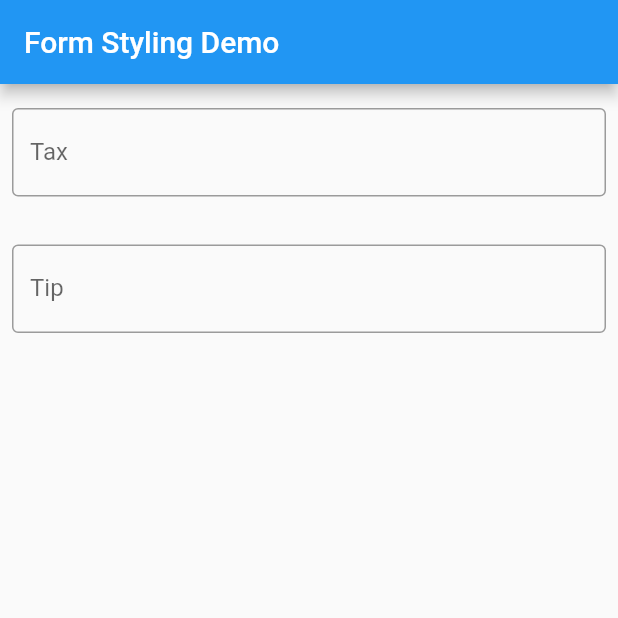
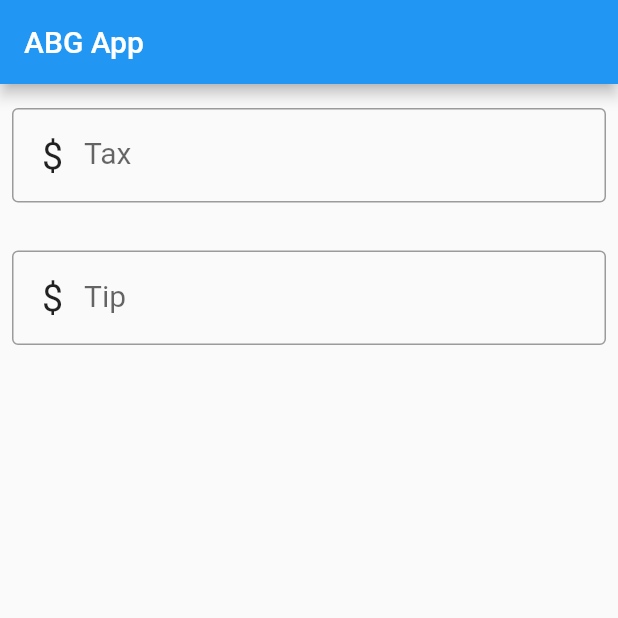
Before and after one commit to CNsquared/ABGapp, a Flutter app: the screen it shows after launch, on a phone screen of 412 x 824 dp, the top half of it. Run offline on Flutter 3.47's test engine with Material 2 defaults, Android fonts, the light colour scheme and no system bars.

Commit message:
Formatting text fields

```diff
--- a/lib/main.dart
+++ b/lib/main.dart
@@ -1,4 +1,6 @@
 import 'package:flutter/material.dart';
+import 'package:flutter/services.dart';
+
 
 void main() => runApp(const MyApp());
 
@@ -7,7 +9,7 @@ class MyApp extends StatelessWidget {
 
   @override
   Widget build(BuildContext context) {
-    const appTitle = 'Form Styling Demo';
+    const appTitle = 'ABG App';
     return MaterialApp(
       title: appTitle,
       home: Scaffold(
@@ -31,19 +33,41 @@ class MyCustomForm extends StatelessWidget {
         Padding(
           padding: const EdgeInsets.symmetric(horizontal: 8, vertical: 16),
           child: TextFormField(
+            style: TextStyle(fontSize: 20),
             decoration: const InputDecoration(
               border: OutlineInputBorder(),
               labelText: 'Tax',
+              prefixIcon: Padding(
+                        padding: EdgeInsetsDirectional.only(start: 20, top: 10),
+                        child: Text("\$",
+                                    style: TextStyle(fontSize: 25),)
+                        ),
             ),
+            keyboardType: const TextInputType.numberWithOptions(decimal: true),
+            inputFormatters:[
+              FilteringTextInputFormatter.allow(RegExp(r'^(\d+)?\.?\d{0,2}')),
+             ],
+
+
           ),
         ),
         Padding(
           padding: const EdgeInsets.symmetric(horizontal: 8, vertical: 16),
           child: TextFormField(
+            style: TextStyle(fontSize: 20),
             decoration: const InputDecoration(
               border: OutlineInputBorder(),
               labelText: 'Tip',
+              prefixIcon: Padding(
+                        padding: EdgeInsetsDirectional.only(start: 20, top: 10),
+                        child: Text("\$",
+                                    style: TextStyle(fontSize: 25),)
+                        ),
             ),
+            keyboardType: const TextInputType.numberWithOptions(decimal: true),
+            inputFormatters: [ FilteringTextInputFormatter.allow(RegExp(r'^(\d+)?\.?\d{0,2}')),
+            ],
+
           ),
         ),
       ],
```
